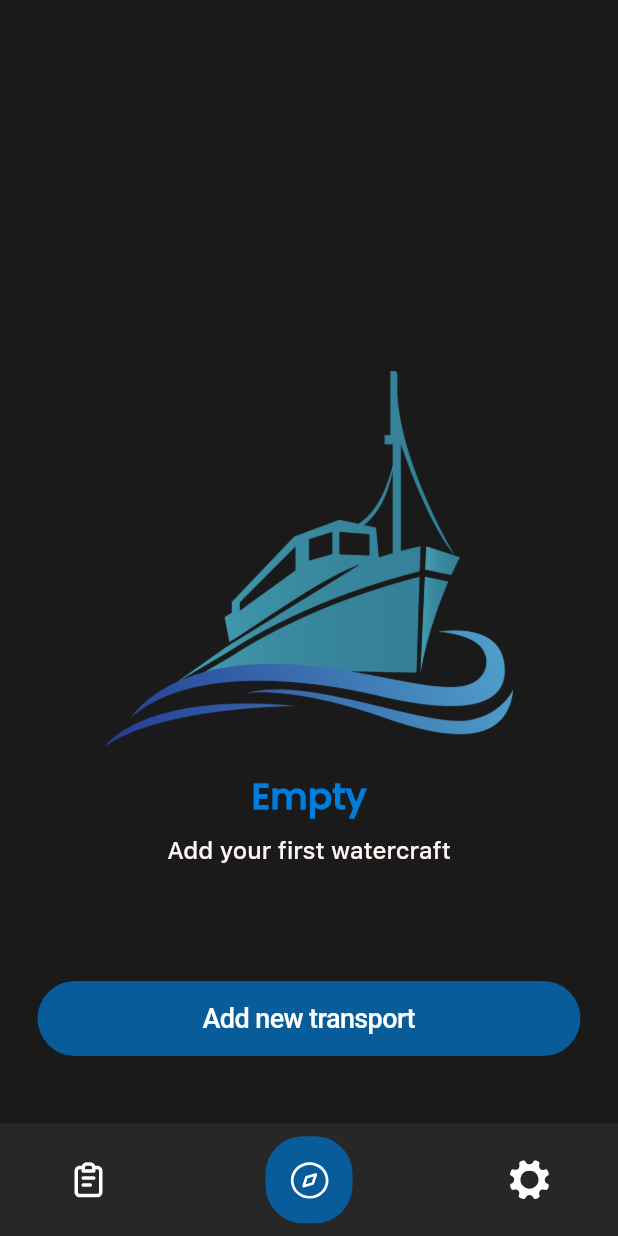
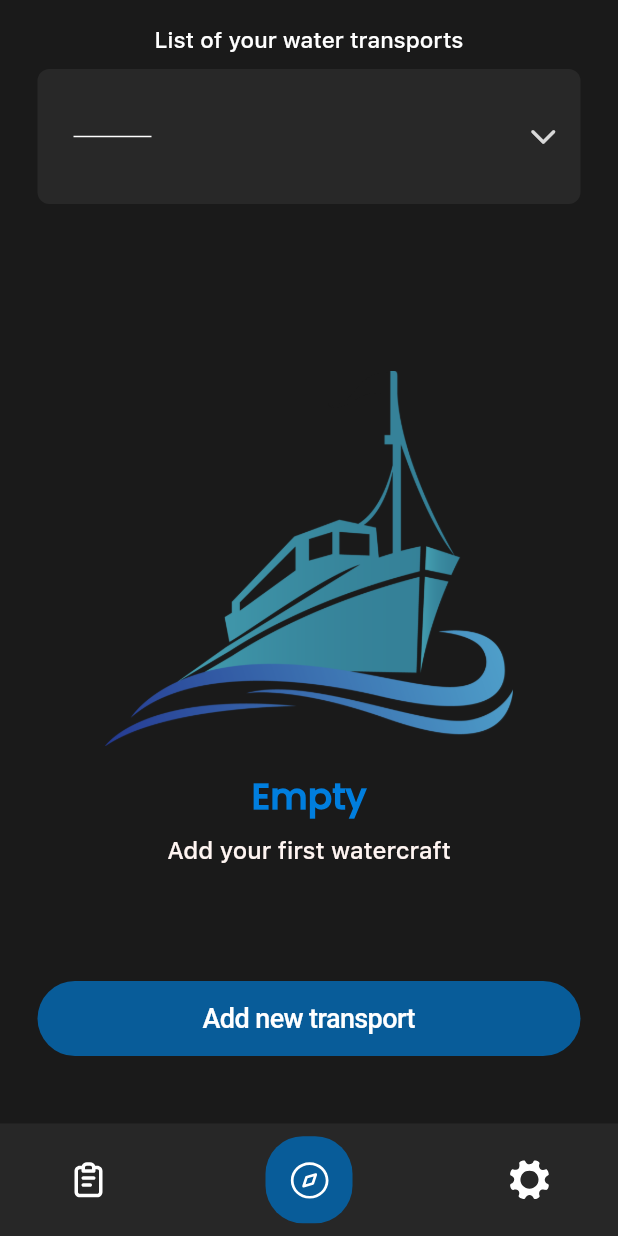
Before and after one commit to kent0505/project4, a Flutter app: the HomePage screen opened by its route, on a phone screen of 412 x 824 dp. Run offline on Flutter 3.47's test engine with Material 3 defaults, Android fonts, the phone set to English and light mode, and no system bars; our stand-ins replace cached_network_image, carousel_slider, flutter_bloc, flutter_svg, go_router, hive_flutter and 1 more; accounts and stored records are empty; network calls fail.

Commit message:
transport cards

```diff
--- a/lib/core/config/router.dart
+++ b/lib/core/config/router.dart
@@ -6,6 +6,7 @@ import '../../features/splash/splash_page.dart';
 import '../../features/splash/onboard_page.dart';
 import '../../features/splash/first_card_page.dart';
 import '../../features/home/pages/home_page.dart';
+import '../../features/transport/pages/add_transport_page.dart';
 
 final routerConfig = GoRouter(
   initialLocation: '/',
@@ -32,5 +33,9 @@ final routerConfig = GoRouter(
         news: state.extra as News,
       ),
     ),
+    GoRoute(
+      path: '/add',
+      builder: (context, state) => const AddTransportPage(),
+    ),
   ],
 );
--- a/lib/core/models/transport.dart
+++ b/lib/core/models/transport.dart
@@ -7,30 +7,29 @@ class Transport {
   @HiveField(1)
   String type;
   @HiveField(2)
-  String count;
+  String price;
   @HiveField(3)
-  String condition;
+  String who;
   @HiveField(4)
-  String price;
+  String payment;
   @HiveField(5)
   String rentTime;
+  //
   @HiveField(6)
-  String who;
-  @HiveField(7)
   String comment;
   @HiveField(7)
-  bool cashPayment;
+  String condition;
 
   Transport({
     required this.id,
     required this.type,
-    required this.count,
+    required this.price,
+    required this.who,
+    required this.payment,
+    required this.rentTime,
+    //
+    required this.comment,
     required this.condition,
-    required this.price,
-    required this.rentTime,
-    required this.who,
-    required this.comment,
-    required this.cashPayment,
   });
 }
 
@@ -43,13 +42,13 @@ class TransportAdapter extends TypeAdapter<Transport> {
     return Transport(
       id: reader.read(),
       type: reader.read(),
-      count: reader.read(),
+      price: reader.read(),
+      who: reader.read(),
+      payment: reader.read(),
+      rentTime: reader.read(),
+      //
+      comment: reader.read(),
       condition: reader.read(),
-      price: reader.read(),
-      rentTime: reader.read(),
-      who: reader.read(),
-      comment: reader.read(),
-      cashPayment: reader.read(),
     );
   }
 
@@ -57,12 +56,12 @@ class TransportAdapter extends TypeAdapter<Transport> {
   void write(BinaryWriter writer, Transport obj) {
     writer.write(obj.id);
     writer.write(obj.type);
-    writer.write(obj.count);
+    writer.write(obj.price);
+    writer.write(obj.who);
+    writer.write(obj.payment);
+    writer.write(obj.rentTime);
+    //
+    writer.write(obj.comment);
     writer.write(obj.condition);
-    writer.write(obj.price);
-    writer.write(obj.rentTime);
-    writer.write(obj.who);
-    writer.write(obj.comment);
-    writer.write(obj.cashPayment);
   }
 }
--- a/lib/core/widgets/custom_app_bar.dart
+++ b/lib/core/widgets/custom_app_bar.dart
@@ -11,6 +11,7 @@ class CustomAppBar extends StatelessWidget {
   Widget build(BuildContext context) {
     return Container(
       height: 56,
+      margin: EdgeInsets.only(top: MediaQuery.of(context).viewPadding.top),
       color: AppColors.bg,
       child: Row(
         children: [
--- a/lib/features/home/pages/home_page.dart
+++ b/lib/features/home/pages/home_page.dart
@@ -7,6 +7,7 @@ import '../../transport/bloc/transport_bloc.dart';
 import '../bloc/home_bloc.dart';
 import '../widgets/add_new_button.dart';
 import '../widgets/empty_data.dart';
+import '../widgets/first_card.dart';
 import '../widgets/nav_bar.dart';
 import '../widgets/transport_card.dart';
 
@@ -74,11 +75,14 @@ class _HomePage extends StatelessWidget {
                         ),
                       ),
                     ),
+                    const FirstCard(),
+                    const SizedBox(height: 10),
                     ...List.generate(
                       state.transports.length,
                       (index) {
                         return TransportCard(
                           transport: state.transports[index],
+                          index: index,
                         );
                       },
                     ),
--- a/lib/features/home/widgets/empty_data.dart
+++ b/lib/features/home/widgets/empty_data.dart
@@ -1,11 +1,15 @@
 import 'package:flutter/material.dart';
+
+import 'first_card.dart';
 
 class EmptyData extends StatelessWidget {
   const EmptyData({super.key});
 
   @override
   Widget build(BuildContext context) {
-    return Center(
+    return Stack(
+      children: [
+        Center(
           child: Column(
             mainAxisAlignment: MainAxisAlignment.center,
             children: [
@@ -34,6 +38,24 @@ class EmptyData extends StatelessWidget {
               ),
             ],
           ),
+        ),
+        const Column(
+          children: [
+            SizedBox(height: 18),
+            Center(
+              child: Text(
+                'List of your water transports',
+                style: TextStyle(
+                  color: Colors.white,
+                  fontSize: 15,
+                  fontWeight: FontWeight.w500,
+                ),
+              ),
+            ),
+            FirstCard(),
+          ],
+        ),
+      ],
     );
   }
 }
--- /dev/null
+++ b/lib/features/home/widgets/first_card.dart
@@ -0,0 +1,205 @@
+import 'package:flutter/cupertino.dart';
+import 'package:flutter/material.dart';
+import 'package:flutter_svg/flutter_svg.dart';
+
+import '../../../core/config/app_colors.dart';
+import '../../../core/utils.dart';
+
+class FirstCard extends StatefulWidget {
+  const FirstCard({super.key});
+
+  @override
+  State<FirstCard> createState() => _FirstCardState();
+}
+
+class _FirstCardState extends State<FirstCard> {
+  bool expanded = false;
+
+  @override
+  Widget build(BuildContext context) {
+    return Container(
+      height: expanded ? 215 : 90,
+      margin: const EdgeInsets.symmetric(vertical: 10, horizontal: 25),
+      decoration: BoxDecoration(
+        color: const Color(0xff282828),
+        borderRadius: BorderRadius.circular(8),
+      ),
+      child: CupertinoButton(
+        onPressed: () {
+          setState(() {
+            expanded = !expanded;
+          });
+        },
+        padding: EdgeInsets.zero,
+        child: Column(
+          mainAxisAlignment: MainAxisAlignment.center,
+          children: [
+            if (expanded) ...[
+              const SizedBox(height: 10),
+              SizedBox(
+                child: Row(
+                  children: [
+                    const Spacer(),
+                    AnimatedRotation(
+                      turns: expanded ? 1 / 2 : 1,
+                      duration: const Duration(milliseconds: 300),
+                      child: const RotatedBox(
+                        quarterTurns: 1,
+                        child: Icon(
+                          Icons.arrow_forward_ios_rounded,
+                          color: AppColors.icon,
+                        ),
+                      ),
+                    ),
+                    const SizedBox(width: 15),
+                  ],
+                ),
+              ),
+              const SizedBox(height: 5),
+              _DataRow(
+                title: 'Type',
+                data: firstType,
+                asset: 'water',
+              ),
+              const SizedBox(height: 12),
+              const _DataRow(
+                title: 'Rental cost',
+                data: '-',
+                asset: 'coins',
+              ),
+              const SizedBox(height: 12),
+              const _DataRow(
+                title: 'Payment type',
+                data: '-',
+                asset: 'payment',
+              ),
+              const SizedBox(height: 12),
+              const _DataRow(
+                title: 'Who rent',
+                data: '-',
+                asset: 'smile',
+              ),
+              const SizedBox(height: 12),
+              _DataRow(
+                title: 'State',
+                data: firstCondition,
+                asset: 'settings',
+              ),
+              const SizedBox(height: 5),
+            ] else
+              Row(
+                children: [
+                  SizedBox(
+                    width: 100,
+                    child: Column(
+                      mainAxisAlignment: MainAxisAlignment.center,
+                      children: [
+                        Text(
+                          firstType,
+                          style: const TextStyle(
+                            color: AppColors.green,
+                            fontSize: 18,
+                            fontWeight: FontWeight.w500,
+                          ),
+                        ),
+                        Container(
+                          width: 52,
+                          height: 1,
+                          color: Colors.white,
+                        ),
+                        Text(
+                          firstCondition,
+                          style: const TextStyle(
+                            color: Colors.white,
+                            fontSize: 18,
+                            fontWeight: FontWeight.w500,
+                          ),
+                        ),
+                      ],
+                    ),
+                  ),
+                  Expanded(
+                    flex: 10,
+                    child: Center(
+                      child: Text(
+                        firstCount,
+                        style: const TextStyle(
+                          color: Colors.white,
+                          fontSize: 18,
+                          fontWeight: FontWeight.w500,
+                        ),
+                      ),
+                    ),
+                  ),
+                  const SizedBox(
+                    width: 100,
+                    child: Row(
+                      children: [
+                        Spacer(),
+                        AnimatedRotation(
+                          // turns: expanded ? 1 / 2 : 1,
+                          turns: 1,
+                          duration: Duration(milliseconds: 300),
+                          child: RotatedBox(
+                            quarterTurns: 1,
+                            child: Icon(
+                              Icons.arrow_forward_ios_rounded,
+                              color: AppColors.icon,
+                            ),
+                          ),
+                        ),
+                        SizedBox(width: 15),
+                      ],
+                    ),
+                  ),
+                ],
+              ),
+          ],
+        ),
+      ),
+    );
+  }
+}
+
+class _DataRow extends StatelessWidget {
+  const _DataRow({
+    required this.title,
+    required this.data,
+    required this.asset,
+  });
+
+  final String title;
+  final String data;
+  final String asset;
+
+  @override
+  Widget build(BuildContext context) {
+    return Row(
+      children: [
+        const SizedBox(width: 13),
+        asset == 'coins'
+            ? Image.asset('assets/icons/coins.png', height: 24)
+            : SvgPicture.asset('assets/icons/$asset.svg'),
+        const SizedBox(width: 8),
+        Text(
+          title,
+          style: TextStyle(
+            color: AppColors.txt,
+            fontSize: 16,
+            fontWeight: FontWeight.w700,
+          ),
+        ),
+        const Spacer(),
+        Text(
+          data,
+          style: TextStyle(
+            color: title == 'State' ? getColor(data) : Colors.white,
+            fontSize: 16,
+            fontWeight: FontWeight.w700,
+          ),
+        ),
+        const SizedBox(width: 16),
+      ],
+    );
+  }
+}
--- a/lib/features/news/pages/news_detail_page.dart
+++ b/lib/features/news/pages/news_detail_page.dart
@@ -13,9 +13,7 @@ class NewsDetailPage extends StatelessWidget {
   @override
   Widget build(BuildContext context) {
     return Scaffold(
-      body: Padding(
-        padding: EdgeInsets.only(top: MediaQuery.of(context).viewPadding.top),
-        child: Column(
+      body: Column(
         children: [
           const CustomAppBar(),
           Expanded(
@@ -58,7 +56,6 @@ class NewsDetailPage extends StatelessWidget {
           ),
         ],
       ),
-      ),
     );
   }
 }
--- a/lib/features/transport/bloc/transport_bloc.dart
+++ b/lib/features/transport/bloc/transport_bloc.dart
@@ -37,7 +37,7 @@ class TransportBloc extends Bloc<TransportEvent, TransportState> {
           transport.rentTime = event.transport.rentTime;
           transport.who = event.transport.who;
           transport.comment = event.transport.comment;
-          transport.cashPayment = event.transport.cashPayment;
+          transport.payment = event.transport.payment;
         }
       }
       _transports = await _service.updateTransports();
```
Also changed, not shown: lib/core/models/first.dart (added, +11 -0 lines), lib/core/utils.dart (+29 -3 lines), lib/features/home/widgets/add_new_button.dart (+2 -19 lines), lib/features/home/widgets/transport_card.dart (+64 -31 lines), lib/features/splash/first_card_page.dart (+6 -18 lines), lib/features/splash/widgets/transport_condition.dart (+1 -7 lines), lib/features/transport/pages/add_transport_page.dart (added, +54 -0 lines), assets/icons/coins.png (added), assets/icons/payment.svg (added), assets/icons/settings.svg (added), assets/icons/smile.svg (added), assets/icons/water.svg (added). Lines whose indentation alone changed are shown as unchanged.
